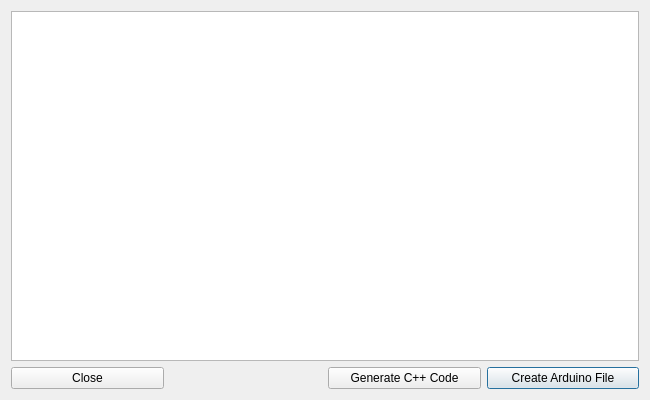
Qt form GUI_Code/BlockTrial/displaywindow.ui (sonderswag/Modular-LED-HRI-) before a commit.
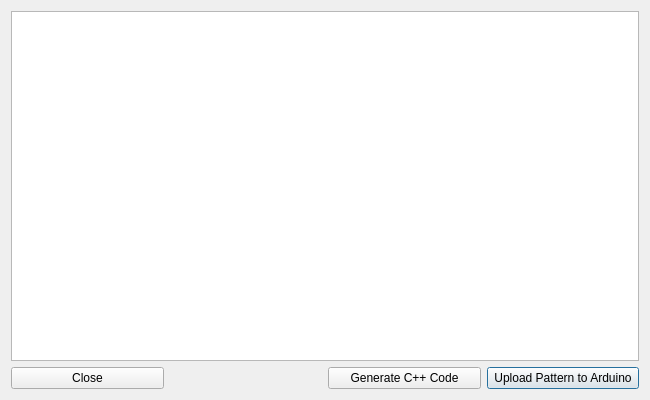
The same form after that commit. Custom widgets are drawn as their Qt base class.

Commit message: Fixed Auto upload (for Ubuntu only right now)

Patch:
```diff
--- a/GUI_Code/BlockTrial/displaywindow.ui
+++ b/GUI_Code/BlockTrial/displaywindow.ui
@@ -20,7 +20,7 @@
    <item row="1" column="3">
     <widget class="QPushButton" name="createArduinoButton">
      <property name="text">
-      <string>Create Arduino File</string>
+      <string>Upload Pattern to Arduino</string>
      </property>
     </widget>
    </item>
```
The commit also changes 30 other files.
